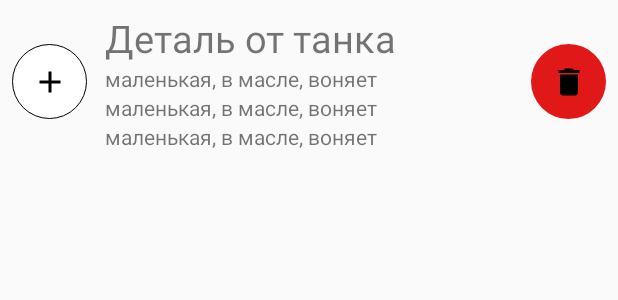
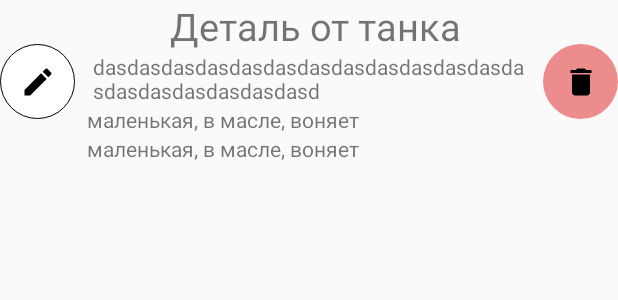
Before and after one commit to dimakaplin/NotesDiplom, an Android app: the layout note_list_elem.xml on its own in the app's theme, with its tools: preview values and no code run, on a phone screen of 412 x 824 dp. Shown: the top 300 px of the screen. Run offline under Robolectric (Android 15) with nearby library versions, the phone set to English and light mode, and no system bars.

Commit message:
основной функционал работает

```diff
--- a/app/src/main/java/com/example/notes/DataBase.java
+++ b/app/src/main/java/com/example/notes/DataBase.java
@@ -12,7 +12,7 @@ public interface DataBase {
 
    Note getNote(String id);
     void saveNote(Note note);
-    void updateNote(String id, String title, String content, Date deadline);
+    void updateNote(String id, String title, String content, long deadline);
     void updateNote(String id, String title, String content);
     void removeNote(Note note);
 }
--- a/app/src/main/java/com/example/notes/KeyCheck.java
+++ b/app/src/main/java/com/example/notes/KeyCheck.java
@@ -6,6 +6,8 @@ import android.content.SharedPreferences;
 import android.util.Log;
 
 import static android.content.Context.MODE_PRIVATE;
+// TODO Добавить хэширование пинкода перед записью
+// TODO Добавить настройки со сменой пинкода!!!
 
 public class KeyCheck implements KeyStore {
     private SharedPreferences myNoteSharedPref;
--- a/app/src/main/java/com/example/notes/NotesAdapter.java
+++ b/app/src/main/java/com/example/notes/NotesAdapter.java
@@ -16,6 +16,7 @@ import android.widget.Toast;
 
 import java.text.DateFormat;
 import java.util.ArrayList;
+import java.util.Date;
 import java.util.List;
 
 public class NotesAdapter extends BaseAdapter {
@@ -67,12 +68,12 @@ public class NotesAdapter extends BaseAdapter {
         ((TextView) view.findViewById(R.id.content)).setText(note.getContent());
 
         if(note.hasDeadLine()) {
-            ((TextView) view.findViewById(R.id.deadline)).setText(dateParser.format(note.getDeadLine()));
+            ((TextView) view.findViewById(R.id.deadline)).setText(dateParser.format(new Date(note.getDeadLine())));
         } else {
             ((TextView) view.findViewById(R.id.deadline)).setText("");
         }
 
-        ((TextView) view.findViewById(R.id.was_changed)).setText(dateParser.format(note.getChangeTime()));
+        ((TextView) view.findViewById(R.id.was_changed)).setText(dateParser.format(new Date(note.getChangeTime())));
 
         ImageButton btnDelete = (ImageButton) view.findViewById(R.id.btn_delete);
         ImageButton btnAdd = (ImageButton) view.findViewById(R.id.btn_add);
--- a/app/src/main/java/com/example/notes/PinActivity.java
+++ b/app/src/main/java/com/example/notes/PinActivity.java
@@ -14,7 +14,7 @@ import android.widget.ImageButton;
 import android.widget.Toast;
 
 public class PinActivity extends AppCompatActivity {
-
+    // TODO Настроить кнопку удаления, не удаляет последний кружечек
     private Intent intent;
 
     KeyStore keyStore;
--- /dev/null
+++ b/app/src/main/res/drawable/change.xml
@@ -0,0 +1,9 @@
+<vector xmlns:android="http://schemas.android.com/apk/res/android"
+        android:width="24dp"
+        android:height="24dp"
+        android:viewportWidth="24.0"
+        android:viewportHeight="24.0">
+    <path
+        android:fillColor="#FF000000"
+        android:pathData="M3,17.25V21h3.75L17.81,9.94l-3.75,-3.75L3,17.25zM20.71,7.04c0.39,-0.39 0.39,-1.02 0,-1.41l-2.34,-2.34c-0.39,-0.39 -1.02,-0.39 -1.41,0l-1.83,1.83 3.75,3.75 1.83,-1.83z"/>
+</vector>
--- a/app/src/main/res/drawable/date_sort.xml
+++ b/app/src/main/res/drawable/date_sort.xml
@@ -1,4 +1,4 @@
-<vector android:height="24dp" android:tint="#FBFFF8"
+<vector android:height="24dp" android:tint="#000000"
     android:viewportHeight="24.0" android:viewportWidth="24.0"
     android:width="24dp" xmlns:android="http://schemas.android.com/apk/res/android">
     <path android:fillColor="#FF000000" android:pathData="M9,11L7,11v2h2v-2zM13,11h-2v2h2v-2zM17,11h-2v2h2v-2zM19,4h-1L18,2h-2v2L8,4L8,2L6,2v2L5,4c-1.11,0 -1.99,0.9 -1.99,2L3,20c0,1.1 0.89,2 2,2h14c1.1,0 2,-0.9 2,-2L21,6c0,-1.1 -0.9,-2 -2,-2zM19,20L5,20L5,9h14v11z"/>
--- a/app/src/main/res/layout/note_list_elem.xml
+++ b/app/src/main/res/layout/note_list_elem.xml
@@ -6,92 +6,79 @@
     android:layout_height="wrap_content"
     tools:context=".NotesList">
 
-    <LinearLayout
-        android:id="@+id/text_box"
-        android:layout_width="0dp"
-        android:layout_height="wrap_content"
-        android:layout_marginStart="8dp"
-        android:layout_marginTop="8dp"
-        android:layout_marginEnd="8dp"
-        android:layout_marginBottom="8dp"
-        android:orientation="vertical"
-        app:layout_constraintBottom_toBottomOf="parent"
-        app:layout_constraintEnd_toStartOf="@+id/btn_delete"
-        app:layout_constraintStart_toEndOf="@+id/btn_add"
-        app:layout_constraintTop_toTopOf="parent">
 
     <TextView
         android:id="@+id/title"
-            android:layout_width="match_parent"
+        android:layout_width="wrap_content"
         android:layout_height="wrap_content"
+        android:layout_marginStart="8dp"
+        android:layout_marginRight="8dp"
         android:text="Деталь от танка"
         android:textSize="25sp"
-            app:layout_constraintBottom_toBottomOf="parent"
-            app:layout_constraintLeft_toLeftOf="parent"
-            app:layout_constraintRight_toRightOf="parent"
+        app:layout_constraintEnd_toStartOf="@id/btn_delete"
+        app:layout_constraintStart_toEndOf="@id/btn_add"
         app:layout_constraintTop_toTopOf="parent" />
 
     <TextView
         android:id="@+id/content"
-            android:layout_width="match_parent"
+        android:layout_width="0dp"
         android:layout_height="wrap_content"
-            android:text="маленькая, в масле, воняет"
-            app:layout_constraintBottom_toBottomOf="parent"
-            app:layout_constraintLeft_toLeftOf="parent"
-            app:layout_constraintRight_toRightOf="parent"
-            app:layout_constraintTop_toTopOf="parent" />
+        android:layout_marginStart="8dp"
+        android:layout_marginRight="8dp"
+        android:text="dasdasdasdasdasdasdasdasdasdasdasdasdasdasdasdasdasdasdasd"
+        app:layout_constraintEnd_toStartOf="@id/btn_delete"
+        app:layout_constraintStart_toEndOf="@id/btn_add"
+        app:layout_constraintTop_toBottomOf="@id/title" />
 
     <TextView
         android:id="@+id/deadline"
-            android:layout_width="match_parent"
+        android:layout_width="0dp"
         android:layout_height="wrap_content"
+        android:layout_marginStart="8dp"
+        android:layout_marginEnd="8dp"
         android:text="маленькая, в масле, воняет"
-            app:layout_constraintBottom_toBottomOf="parent"
-            app:layout_constraintLeft_toLeftOf="parent"
-            app:layout_constraintRight_toRightOf="parent"
-            app:layout_constraintTop_toTopOf="parent" />
+        app:layout_constraintEnd_toStartOf="@id/btn_delete"
+        app:layout_constraintStart_toEndOf="@id/btn_add"
+        app:layout_constraintTop_toBottomOf="@id/content" />
 
     <TextView
         android:id="@+id/was_changed"
-            android:layout_width="match_parent"
+        android:layout_width="0dp"
         android:layout_height="wrap_content"
+        android:layout_marginStart="8dp"
+        android:layout_marginEnd="8dp"
         android:text="маленькая, в масле, воняет"
-            app:layout_constraintBottom_toBottomOf="parent"
-            app:layout_constraintLeft_toLeftOf="parent"
-            app:layout_constraintRight_toRightOf="parent"
-            app:layout_constraintTop_toTopOf="parent" />
+        app:layout_constraintEnd_toStartOf="@id/btn_delete"
+        app:layout_constraintStart_toEndOf="@id/btn_add"
+        app:layout_constraintTop_toBottomOf="@id/deadline" />
 
-
-    </LinearLayout>
 
     <ImageButton
         android:id="@+id/btn_delete"
         android:layout_width="50dp"
         android:layout_height="50dp"
-        android:layout_marginTop="8dp"
-        android:layout_marginEnd="8dp"
-        android:layout_marginBottom="8dp"
+        android:layout_marginStart="8dp"
         android:background="@drawable/red_circle"
         android:minHeight="15dp"
         android:src="@drawable/delete"
         app:layout_constraintBottom_toBottomOf="parent"
         app:layout_constraintEnd_toEndOf="parent"
+        app:layout_constraintStart_toEndOf="@id/content"
         app:layout_constraintTop_toTopOf="parent" />
 
     <ImageButton
         android:id="@+id/btn_add"
         android:layout_width="50dp"
         android:layout_height="50dp"
-        android:layout_marginStart="8dp"
         android:layout_marginTop="8dp"
         android:layout_marginEnd="4dp"
         android:layout_marginBottom="8dp"
         android:background="@drawable/white_circle"
         android:minHeight="15dp"
-        android:src="@drawable/add"
+        android:src="@drawable/change"
         android:textSize="10sp"
         app:layout_constraintBottom_toBottomOf="parent"
-        app:layout_constraintEnd_toStartOf="@id/text_box"
+        app:layout_constraintEnd_toStartOf="@id/content"
         app:layout_constraintStart_toStartOf="parent"
         app:layout_constraintTop_toTopOf="parent" />
 </androidx.constraintlayout.widget.ConstraintLayout>
--- a/app/src/main/res/values/colors.xml
+++ b/app/src/main/res/values/colors.xml
@@ -5,7 +5,8 @@
     <color name="colorAccent">#D81B60</color>
     <color name="gray">#808080</color>
     <color name="low_yellow">#9CEEE188</color>
-    <color name="red">#E01818</color>
+    <color name="red">#EC8C8C</color>
     <color name="white">#FFFFFF</color>
+    <color name="low_green">#C6E98D</color>
 
 </resources>
```
Also changed, not shown: app/src/main/java/com/example/notes/ChangeNoteActivity.java (+6 -4 lines), app/src/main/java/com/example/notes/DataStorage.java (+6 -3 lines), app/src/main/java/com/example/notes/Note.java (+16 -16 lines), app/src/main/java/com/example/notes/NotesList.java (+69 -6 lines), app/src/main/res/drawable/alpha_sort.xml (added, +9 -0 lines), app/src/main/res/drawable/deadline_sort.xml (added, +9 -0 lines), app/src/main/res/drawable/down_sort.xml (added, +9 -0 lines), app/src/main/res/drawable/low_green_circle.xml (added, +17 -0 lines), app/src/main/res/drawable/up_sort.xml (added, +9 -0 lines), app/src/main/res/layout/activity_change_note.xml (+4 -3 lines), app/src/main/res/layout/activity_notes_list.xml (+49 -7 lines). Lines whose indentation alone changed are shown as unchanged.
